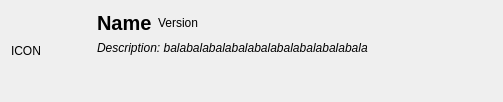
Before: the Qt Designer form src/localmoditemwidget.ui in kaniol-lck/modmanager, drawn with Qt 5.
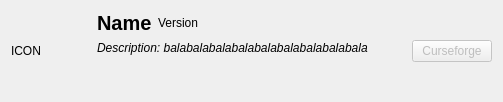
After: the same form once the commit is applied.

Commit message: curseforge link of local mod

The edit to the form file:
```diff
--- a/src/localmoditemwidget.ui
+++ b/src/localmoditemwidget.ui
@@ -96,6 +96,20 @@
      </property>
     </widget>
    </item>
+   <item row="0" column="3" rowspan="2">
+    <layout class="QVBoxLayout" name="verticalLayout">
+     <item>
+      <widget class="QPushButton" name="curseforgeButton">
+       <property name="enabled">
+        <bool>false</bool>
+       </property>
+       <property name="text">
+        <string>Curseforge</string>
+       </property>
+      </widget>
+     </item>
+    </layout>
+   </item>
   </layout>
  </widget>
  <resources/>
```
The commit also changes 8 other files.
